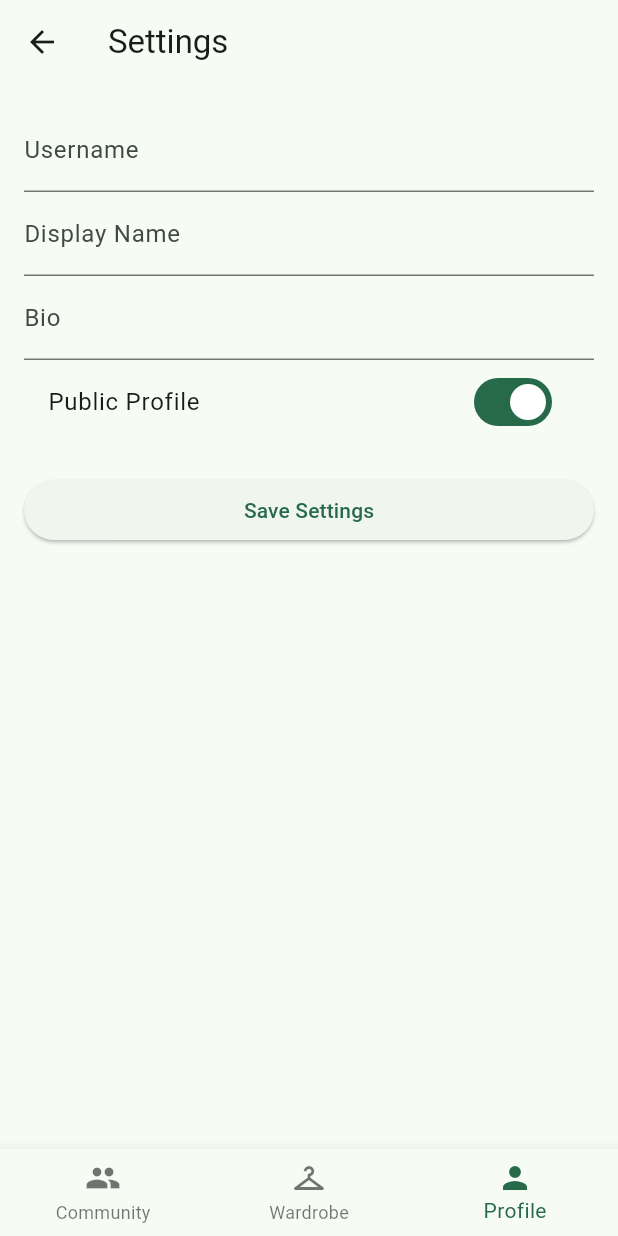
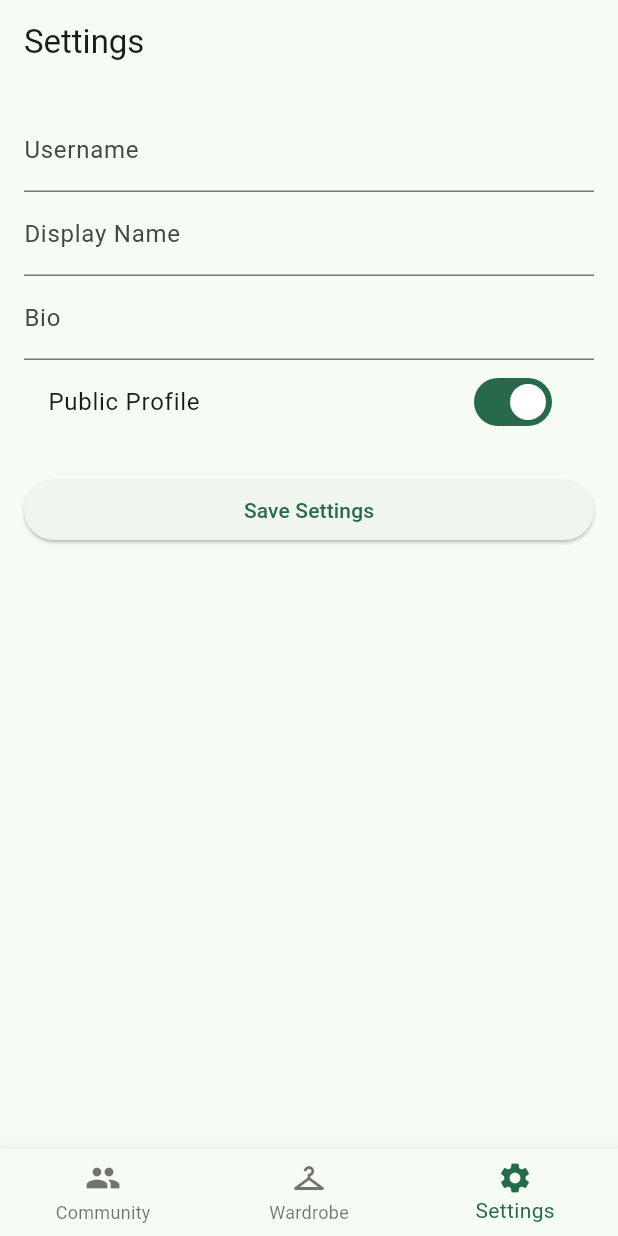
Before and after one commit to suggestied/openwardrobe, a Flutter app: the SettingsPage screen opened by its route, on a phone screen of 412 x 824 dp. Run offline on Flutter 3.47's test engine with Material 3 defaults, Android fonts, the phone set to English and light mode, and no system bars; our stand-ins replace connectivity_plus, go_router, hive, hive_flutter, supabase_flutter; missing offline and left inert: supabase_auth_ui; accounts and stored records are empty.

Commit message:
Update app router to redirect wardrobe path to ProfileScreen; modify navigation bar to reflect settings instead of profile

```diff
--- a/lib/router/app_router.dart
+++ b/lib/router/app_router.dart
@@ -55,7 +55,7 @@ class AppRouter {
               GoRoute(
                 path: '/wardrobe',
                 name: 'Wardrobe',
-                builder: (context, state) => const WardrobeScreen(),
+                builder: (context, state) => const ProfileScreen(),
                 routes: [
                   GoRoute(
                     path: ':id',
@@ -69,19 +69,14 @@ class AppRouter {
               ),
             ],
           ),
+
+
           StatefulShellBranch(
             routes: [
               GoRoute(
-                path: '/profile',
-                name: 'Profile',
-                builder: (context, state) => ProfileScreen(),
-                routes: [
-                  GoRoute(
-                    path: 'settings',
-                    name: 'Settings',
-                    builder: (context, state) => SettingsPage(),
-                  ),
-                ],
+                path: '/settings',
+                name: 'Settings',
+                builder: (context, state) => SettingsPage(),
               ),
             ],
           ),
--- a/lib/ui/widgets/scaffold_with_navbar.dart
+++ b/lib/ui/widgets/scaffold_with_navbar.dart
@@ -18,7 +18,7 @@ class ScaffoldWithNavBar extends StatelessWidget {
     NavigationDestination(icon: Icons.people
     , label: 'Community'),
     NavigationDestination(icon: Icons.checkroom, label: 'Wardrobe'),
-    NavigationDestination(icon: Icons.person, label: 'Profile'),
+    NavigationDestination(icon: Icons.settings, label: 'Settings'),
   ];
 
   @override
```
